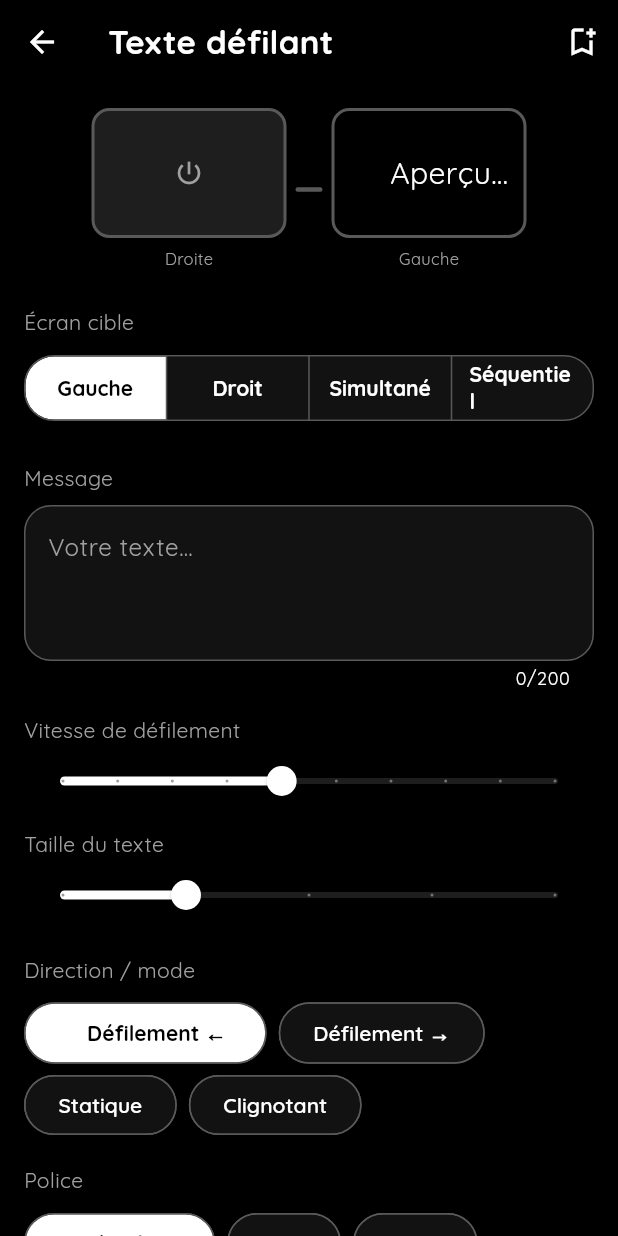
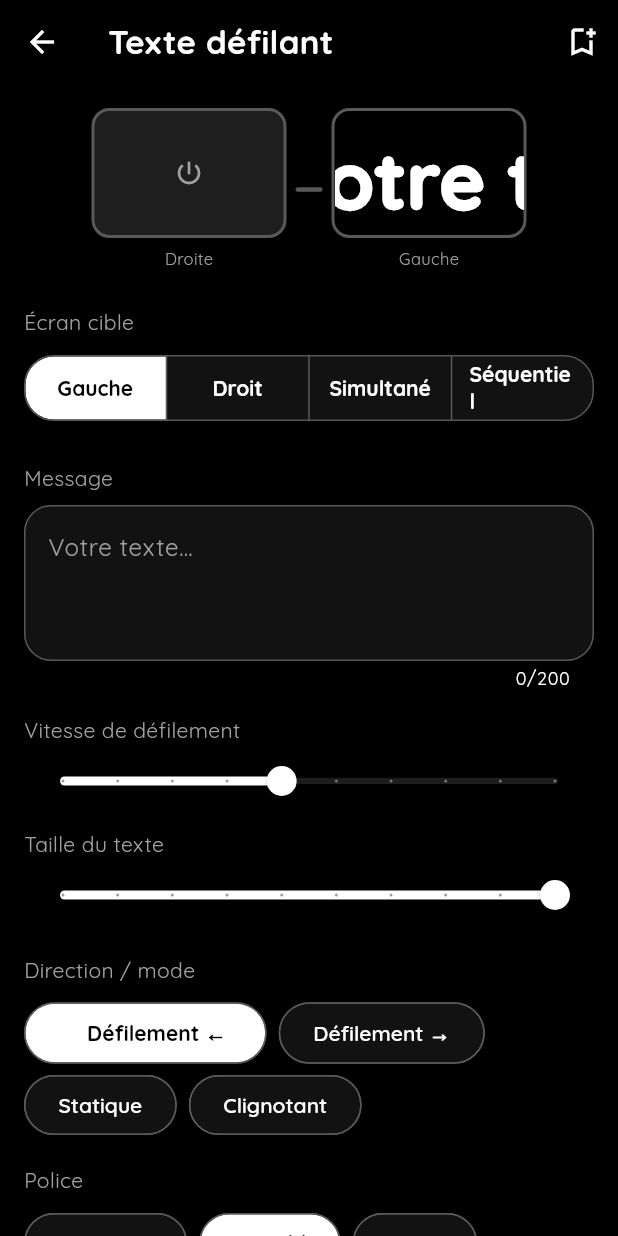
Before and after one commit to arthur2cs/eyzo, a Flutter app: the TextScreen screen opened directly, after a tap on "Gauche", on a phone screen of 412 x 824 dp. Run offline on Flutter 3.47's test engine with Material 3 defaults, Android fonts, the phone set to English and light mode, and no system bars; our stand-ins replace device_info_plus, flutter_blue_plus, flutter_riverpod, hive_flutter, image_picker, package_info_plus and 1 more; accounts and stored records are empty.

Commit message:
Ajoute la police Pixel, le clignotement à vitesse fixe et la résolution native par défaut
- Police "Pixel" (Press Start 2P) avec rendu majuscule forcé, envoyée telle
  qu'affichée aux lunettes
- Mode "Clignotant" avec une durée de cycle indépendante de la longueur du
  texte (au lieu d'hériter de la logique de défilement)
- Vitesse et taille de texte étendues sur une échelle 1-10
- Mode séquentiel par défaut à l'ouverture de l'écran Texte
- Résolution de travail par défaut de l'import image/GIF passée en 160x128
  (plein écran natif) plutôt que 40x32

Co-Authored-By: Claude Sonnet 5 <noreply@anthropic.com>

```diff
--- a/lib/core/ble/packet_builder.dart
+++ b/lib/core/ble/packet_builder.dart
@@ -20,7 +20,7 @@ class EyzoPacketBuilder {
     payload.add(_uint16le(colorToRgb565(content.colorBg)));
     payload.addByte(content.speed);
     payload.addByte(content.direction.byte);
-    final textBytes = utf8.encode(content.text);
+    final textBytes = utf8.encode(content.renderedText);
     payload.add(_uint16le(textBytes.length));
     payload.add(textBytes);
     return _chunk(
--- a/lib/features/text/text_screen.dart
+++ b/lib/features/text/text_screen.dart
@@ -30,7 +30,7 @@ class TextScreen extends ConsumerStatefulWidget {
 class _TextScreenState extends ConsumerState<TextScreen> {
   late final TextEditingController _textController;
   late TextContent _content;
-  TargetScreen _target = TargetScreen.simultaneous;
+  TargetScreen _target = TargetScreen.sequential;
   bool _sending = false;
   bool _savedAsFavorite = false;
 
@@ -197,8 +197,8 @@ class _TextScreenState extends ConsumerState<TextScreen> {
             Slider(
               value: _content.size.toDouble(),
               min: 1,
-              max: 5,
-              divisions: 4,
+              max: 10,
+              divisions: 9,
               label: '${_content.size}',
               onChanged: (v) =>
                   setState(() => _content = _content.copyWith(size: v.round())),
--- a/lib/models/text_content.dart
+++ b/lib/models/text_content.dart
@@ -6,8 +6,8 @@ import 'scroll_direction_mode.dart';
 class TextContent {
   const TextContent({
     required this.text,
-    this.font = GlassesFont.classic,
-    this.size = 2,
+    this.font = GlassesFont.bold,
+    this.size = 10,
     this.colorFg = Colors.white,
     this.colorBg = Colors.black,
     this.speed = 5,
@@ -21,6 +21,11 @@ class TextContent {
   final Color colorBg;
   final int speed;
   final ScrollDirectionMode direction;
+
+  /// Texte tel qu'il sera effectivement affiché/envoyé : la police "Pixel"
+  /// n'a que des glyphes majuscules (voir specs.md §4.2).
+  String get renderedText =>
+      font == GlassesFont.pixel ? text.toUpperCase() : text;
 
   TextContent copyWith({
     String? text,
--- a/lib/widgets/scrolling_text_preview.dart
+++ b/lib/widgets/scrolling_text_preview.dart
@@ -71,18 +71,35 @@ class _ScrollingTextPreviewState extends State<ScrollingTextPreview>
     color: widget.content.colorFg,
     fontSize: _fontSize,
     fontWeight: widget.content.font == GlassesFont.bold
-        ? FontWeight.bold
+        ? FontWeight.w900
         : FontWeight.normal,
-    fontFamily: widget.content.font.label == 'Mono' ? 'monospace' : null,
+    fontFamily: switch (widget.content.font) {
+      GlassesFont.mono => 'monospace',
+      GlassesFont.pixel => 'PressStart2P',
+      GlassesFont.classic || GlassesFont.bold => null,
+    },
   );
 
-  String get _displayText =>
-      widget.content.text.isEmpty ? 'Aperçu…' : widget.content.text;
+  String get _displayText {
+    final text = widget.content.text.isEmpty
+        ? 'Votre texte…'
+        : widget.content.text;
+    return widget.content.font == GlassesFont.pixel
+        ? text.toUpperCase()
+        : text;
+  }
 
   /// Vitesse cible en px/s (échelle 1-10) — la durée du cycle est déduite de la
   /// distance réelle à parcourir pour que le texte défile à une vitesse à peu
   /// près constante, quelle que soit sa longueur (voir specs.md §4.2).
   void _recomputeDuration() {
+    if (widget.content.direction == ScrollDirectionMode.blink) {
+      // Le clignotement n'a pas de "distance à parcourir" : sa durée ne doit
+      // dépendre que de la vitesse, pas de la longueur du texte (sinon un
+      // message long clignoterait lentement même à vitesse 10).
+      _controller.duration = blinkPeriod(widget.content.speed);
+      return;
+    }
     final speed = widget.content.speed.clamp(1, 10);
     final pxPerSecond = 30.0 + speed * 25.0;
     final textWidth = measureTextWidth(_displayText, _textStyle);
--- a/lib/widgets/sequential_text_preview.dart
+++ b/lib/widgets/sequential_text_preview.dart
@@ -72,19 +72,33 @@ class _SequentialTextPreviewState extends State<SequentialTextPreview>
     color: widget.content.colorFg,
     fontSize: _fontSize,
     fontWeight: widget.content.font == GlassesFont.bold
-        ? FontWeight.bold
+        ? FontWeight.w900
         : FontWeight.normal,
-    fontFamily: widget.content.font.label == 'Mono' ? 'monospace' : null,
+    fontFamily: switch (widget.content.font) {
+      GlassesFont.mono => 'monospace',
+      GlassesFont.pixel => 'PressStart2P',
+      GlassesFont.classic || GlassesFont.bold => null,
+    },
   );
 
-  String get _displayText =>
-      widget.content.text.isEmpty ? 'Aperçu…' : widget.content.text;
+  String get _displayText {
+    final text = widget.content.text.isEmpty
+        ? 'Votre texte…'
+        : widget.content.text;
+    return widget.content.font == GlassesFont.pixel
+        ? text.toUpperCase()
+        : text;
+  }
 
   double get _combinedWidth => widget.lensWidth * 2;
 
   /// Voir [ScrollingTextPreview._recomputeDuration] — même logique, sur la
   /// largeur combinée des 2 écrans.
   void _recomputeDuration() {
+    if (widget.content.direction == ScrollDirectionMode.blink) {
+      _controller.duration = blinkPeriod(widget.content.speed);
+      return;
+    }
     final speed = widget.content.speed.clamp(1, 10);
     final pxPerSecond = 30.0 + speed * 25.0;
     final textWidth = measureTextWidth(_displayText, _textStyle);
--- a/pubspec.yaml
+++ b/pubspec.yaml
@@ -63,6 +63,12 @@ flutter:
           weight: 600
         - asset: assets/fonts/Quicksand-VariableFont_wght.ttf
           weight: 700
+    # Police "Pixel" (aperçu de l'option GlassesFont.pixel) : Press Start 2P,
+    # licence SIL OFL dans assets/fonts/PressStart2P-OFL.txt, embarquée
+    # localement pour la même raison que Quicksand ci-dessus.
+    - family: PressStart2P
+      fonts:
+        - asset: assets/fonts/PressStart2P-Regular.ttf
 
 flutter_launcher_icons:
   android: true
```
Also changed, not shown: assets/fonts/PressStart2P-OFL.txt (added, +93 -0 lines), lib/core/utils/text_measure.dart (+9 -0 lines), lib/features/import_image/import_image_screen.dart (+5 -4 lines), assets/fonts/PressStart2P-Regular.ttf (added).
